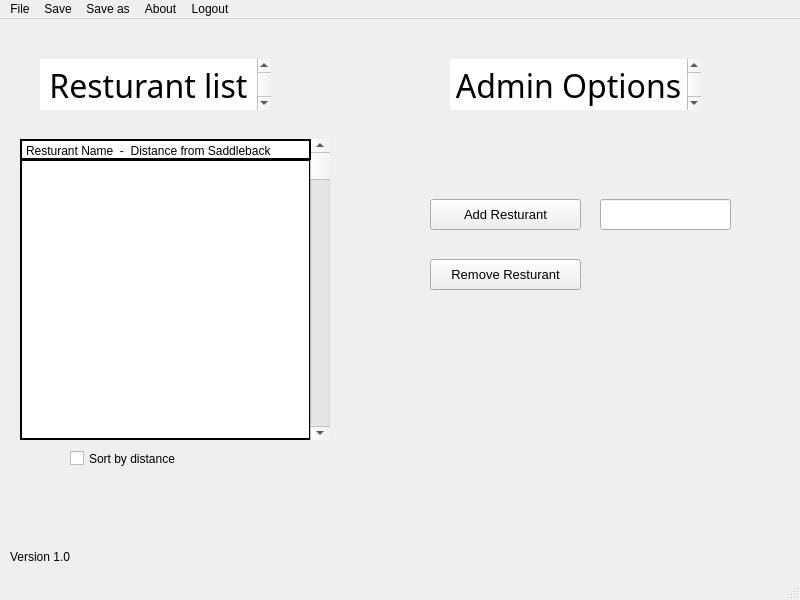
The window that debugmenu.ui (DannyCamacho/SaddlebackEats) describes before a commit, drawn with Qt 5.
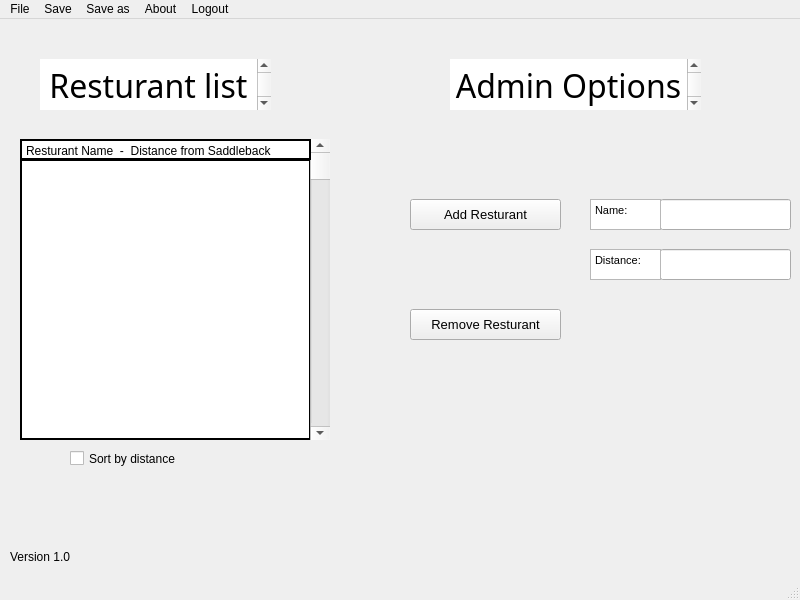
The same window after the commit.

Commit message:
Debug menu add/remove from SQL using UI is implimented
All the UI elements are complete for sprint 1 demo.
 Note:
If you hit remove when no item is selected the program crashed.
When adding, do not add any name duplicates please.

Patch:
```diff
--- a/debugmenu.ui
+++ b/debugmenu.ui
@@ -45,8 +45,8 @@
    <widget class="QPushButton" name="removeFromList">
     <property name="geometry">
      <rect>
-      <x>430</x>
-      <y>240</y>
+      <x>410</x>
+      <y>290</y>
       <width>151</width>
       <height>31</height>
      </rect>
@@ -63,7 +63,7 @@
    <widget class="QPushButton" name="addToList">
     <property name="geometry">
      <rect>
-      <x>430</x>
+      <x>410</x>
       <y>180</y>
       <width>151</width>
       <height>31</height>
@@ -81,7 +81,7 @@
    <widget class="QLineEdit" name="inputResturantName">
     <property name="geometry">
      <rect>
-      <x>600</x>
+      <x>660</x>
       <y>180</y>
       <width>131</width>
       <height>31</height>
@@ -94,7 +94,7 @@
    <widget class="QLabel" name="addLabel">
     <property name="geometry">
      <rect>
-      <x>390</x>
+      <x>370</x>
       <y>170</y>
       <width>51</width>
       <height>51</height>
@@ -107,8 +107,8 @@
    <widget class="QLabel" name="removeLabel">
     <property name="geometry">
      <rect>
-      <x>380</x>
-      <y>230</y>
+      <x>360</x>
+      <y>280</y>
       <width>51</width>
       <height>51</height>
      </rect>
@@ -264,6 +264,53 @@
 &lt;p align=&quot;center&quot; style=&quot; margin-top:0px; margin-bottom:0px; margin-left:0px; margin-right:0px; -qt-block-indent:0; text-indent:0px;&quot;&gt;&lt;span style=&quot; font-family:'MS Shell Dlg 2'; font-size:24pt;&quot;&gt;Admin Options&lt;/span&gt;&lt;/p&gt;&lt;/body&gt;&lt;/html&gt;</string>
     </property>
    </widget>
+   <widget class="QLineEdit" name="inputResturantDist">
+    <property name="geometry">
+     <rect>
+      <x>660</x>
+      <y>230</y>
+      <width>131</width>
+      <height>31</height>
+     </rect>
+    </property>
+    <property name="text">
+     <string/>
+    </property>
+   </widget>
+   <widget class="QTextEdit" name="textEdit">
+    <property name="geometry">
+     <rect>
+      <x>590</x>
+      <y>180</y>
+      <width>71</width>
+      <height>31</height>
+     </rect>
+    </property>
+    <property name="html">
+     <string>&lt;!DOCTYPE HTML PUBLIC &quot;-//W3C//DTD HTML 4.0//EN&quot; &quot;http://www.w3.org/TR/REC-html40/strict.dtd&quot;&gt;
+&lt;html&gt;&lt;head&gt;&lt;meta name=&quot;qrichtext&quot; content=&quot;1&quot; /&gt;&lt;style type=&quot;text/css&quot;&gt;
+p, li { white-space: pre-wrap; }
+&lt;/style&gt;&lt;/head&gt;&lt;body style=&quot; font-family:'MS Shell Dlg 2'; font-size:8.25pt; font-weight:400; font-style:normal;&quot;&gt;
+&lt;p style=&quot; margin-top:0px; margin-bottom:0px; margin-left:0px; margin-right:0px; -qt-block-indent:0; text-indent:0px;&quot;&gt;Name:&lt;/p&gt;&lt;/body&gt;&lt;/html&gt;</string>
+    </property>
+   </widget>
+   <widget class="QTextEdit" name="textEdit_2">
+    <property name="geometry">
+     <rect>
+      <x>590</x>
+      <y>230</y>
+      <width>71</width>
+      <height>31</height>
+     </rect>
+    </property>
+    <property name="html">
+     <string>&lt;!DOCTYPE HTML PUBLIC &quot;-//W3C//DTD HTML 4.0//EN&quot; &quot;http://www.w3.org/TR/REC-html40/strict.dtd&quot;&gt;
+&lt;html&gt;&lt;head&gt;&lt;meta name=&quot;qrichtext&quot; content=&quot;1&quot; /&gt;&lt;style type=&quot;text/css&quot;&gt;
+p, li { white-space: pre-wrap; }
+&lt;/style&gt;&lt;/head&gt;&lt;body style=&quot; font-family:'MS Shell Dlg 2'; font-size:8.25pt; font-weight:400; font-style:normal;&quot;&gt;
+&lt;p style=&quot; margin-top:0px; margin-bottom:0px; margin-left:0px; margin-right:0px; -qt-block-indent:0; text-indent:0px;&quot;&gt;Distance:&lt;/p&gt;&lt;/body&gt;&lt;/html&gt;</string>
+    </property>
+   </widget>
   </widget>
   <widget class="QMenuBar" name="menubar">
    <property name="geometry">
```
The commit also changes 2 other files.
